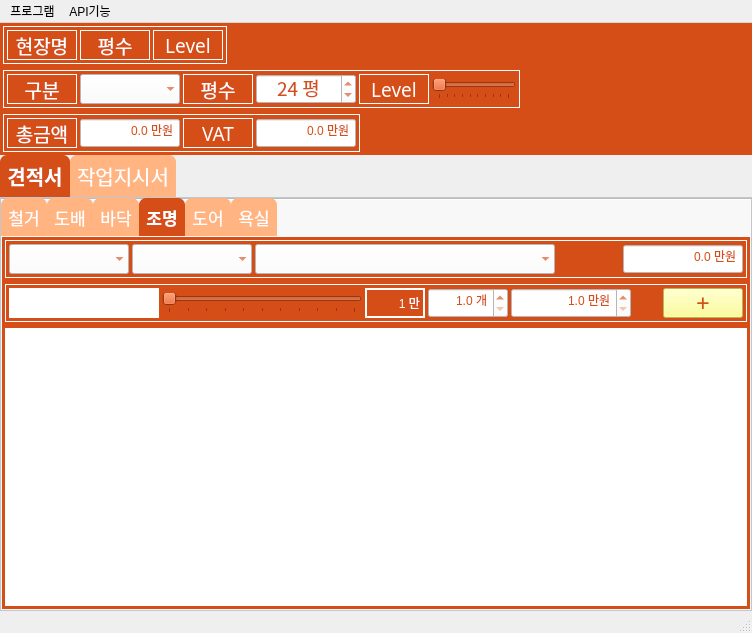
Qt form UI/Main_v01.ui (wonjjang81/InEstimate) before a commit.
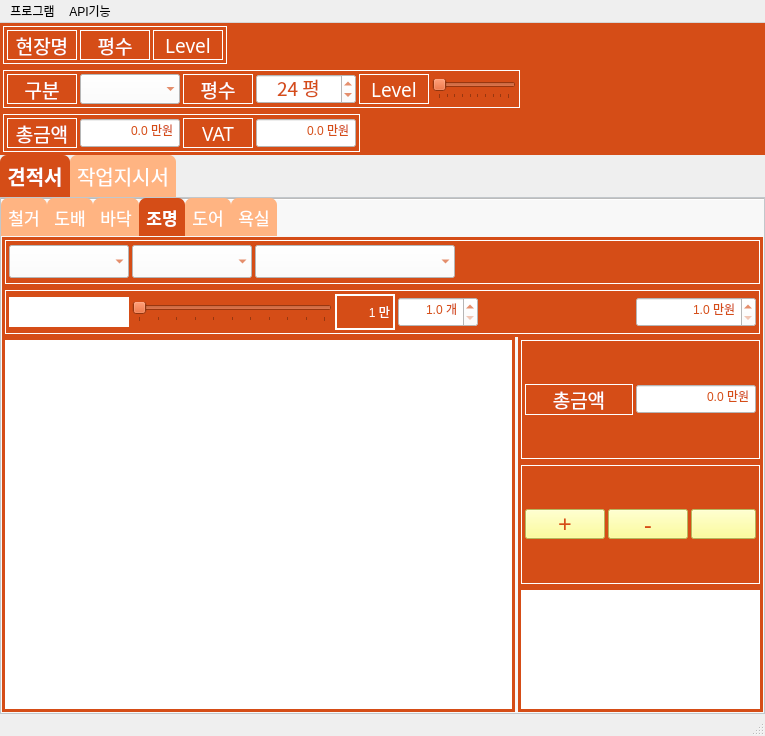
The same form after that commit. Icons and pictures are not drawn.

Diff of the .ui file:
```diff
--- a/UI/Main_v01.ui
+++ b/UI/Main_v01.ui
@@ -6,8 +6,8 @@
    <rect>
     <x>0</x>
     <y>0</y>
-    <width>752</width>
-    <height>633</height>
+    <width>765</width>
+    <height>736</height>
    </rect>
   </property>
   <property name="sizePolicy">
@@ -6023,7 +6023,7 @@
                   <property name="minimumSize">
                    <size>
                     <width>0</width>
-                    <height>30</height>
+                    <height>50</height>
                    </size>
                   </property>
                   <property name="maximumSize">
@@ -6176,7 +6176,7 @@
                         </property>
                         <property name="minimumSize">
                          <size>
-                          <width>300</width>
+                          <width>200</width>
                           <height>30</height>
                          </size>
                         </property>
@@ -6224,48 +6224,6 @@
                         </property>
                        </spacer>
                       </item>
-                      <item>
-                       <widget class="QDoubleSpinBox" name="doubleSpinBox_light_cost_total">
-                        <property name="minimumSize">
-                         <size>
-                          <width>120</width>
-                          <height>30</height>
-                         </size>
-                        </property>
-                        <property name="styleSheet">
-                         <string notr="true">background-color: rgb(255, 255, 255);
-color: rgb(213, 77, 23);
-font: 12pt &quot;구름 산스 500&quot;;</string>
-                        </property>
-                        <property name="alignment">
-                         <set>Qt::AlignRight|Qt::AlignTrailing|Qt::AlignVCenter</set>
-                        </property>
-                        <property name="buttonSymbols">
-                         <enum>QAbstractSpinBox::NoButtons</enum>
-                        </property>
-                        <property name="prefix">
-                         <string/>
-                        </property>
-                        <property name="suffix">
-                         <string> 만원</string>
-                        </property>
-                        <property name="decimals">
-                         <number>1</number>
-                        </property>
-                        <property name="minimum">
-                         <double>0.000000000000000</double>
-                        </property>
-                        <property name="maximum">
-                         <double>1000.000000000000000</double>
-                        </property>
-                        <property name="singleStep">
-                         <double>1.000000000000000</double>
-                        </property>
-                        <property name="value">
-                         <double>0.000000000000000</double>
-                        </property>
-                       </widget>
-                      </item>
                      </layout>
                     </widget>
                    </item>
@@ -6277,7 +6235,7 @@
                   <property name="minimumSize">
                    <size>
                     <width>0</width>
-                    <height>30</height>
+                    <height>50</height>
                    </size>
                   </property>
                   <property name="maximumSize">
@@ -6346,7 +6304,7 @@
                         </property>
                         <property name="minimumSize">
                          <size>
-                          <width>150</width>
+                          <width>120</width>
                           <height>30</height>
                          </size>
                         </property>
@@ -6488,45 +6446,6 @@
                         </property>
                        </widget>
                       </item>
-                      <item>
-                       <widget class="QDoubleSpinBox" name="doubleSpinBox_light_cost">
-                        <property name="minimumSize">
-                         <size>
-                          <width>120</width>
-                          <height>30</height>
-                         </size>
-                        </property>
-                        <property name="styleSheet">
-                         <string notr="true">background-color: rgb(255, 255, 255);
-color: rgb(213, 77, 23);
-font: 12pt &quot;구름 산스 500&quot;;</string>
-                        </property>
-                        <property name="alignment">
-                         <set>Qt::AlignRight|Qt::AlignTrailing|Qt::AlignVCenter</set>
-                        </property>
-                        <property name="prefix">
-                         <string/>
-                        </property>
-                        <property name="suffix">
-                         <string> 만원</string>
-                        </property>
-                        <property name="decimals">
-                         <number>1</number>
-                        </property>
-                        <property name="minimum">
-                         <double>1.000000000000000</double>
-                        </property>
-                        <property name="maximum">
-                         <double>100.000000000000000</double>
-                        </property>
-                        <property name="singleStep">
-                         <double>1.000000000000000</double>
-                        </property>
-                        <property name="value">
-                         <double>1.000000000000000</double>
-                        </property>
-                       </widget>
-                      </item>
                       <item>
                        <spacer name="horizontalSpacer_30">
                         <property name="orientation">
@@ -6544,44 +6463,41 @@
                        </spacer>
                       </item>
                       <item>
-                       <widget class="QPushButton" name="pushButton_light_add">
-                        <property name="sizePolicy">
-                         <sizepolicy hsizetype="Preferred" vsizetype="Fixed">
-                          <horstretch>0</horstretch>
-                          <verstretch>0</verstretch>
-                         </sizepolicy>
-                        </property>
+                       <widget class="QDoubleSpinBox" name="doubleSpinBox_light_cost">
                         <property name="minimumSize">
                          <size>
-                          <width>50</width>
-                          <height>0</height>
-                         </size>
-                        </property>
-                        <property name="maximumSize">
-                         <size>
-                          <width>100</width>
+                          <width>120</width>
                           <height>30</height>
                          </size>
                         </property>
-                        <property name="font">
-                         <font>
-                          <family>여기어때 잘난체 고딕 TTF</family>
-                          <pointsize>18</pointsize>
-                          <weight>50</weight>
-                          <italic>false</italic>
-                          <bold>false</bold>
-                         </font>
-                        </property>
-                        <property name="layoutDirection">
-                         <enum>Qt::LeftToRight</enum>
-                        </property>
                         <property name="styleSheet">
-                         <string notr="true">background-color: rgb(255, 255, 127);
+                         <string notr="true">background-color: rgb(255, 255, 255);
 color: rgb(213, 77, 23);
-font: 18pt &quot;여기어때 잘난체 고딕 TTF&quot;;</string>
+font: 12pt &quot;구름 산스 500&quot;;</string>
                         </property>
-                        <property name="text">
-                         <string>+</string>
+                        <property name="alignment">
+                         <set>Qt::AlignRight|Qt::AlignTrailing|Qt::AlignVCenter</set>
+                        </property>
+                        <property name="prefix">
+                         <string/>
+                        </property>
+                        <property name="suffix">
+                         <string> 만원</string>
+                        </property>
+                        <property name="decimals">
+                         <number>1</number>
+                        </property>
+                        <property name="minimum">
+                         <double>1.000000000000000</double>
+                        </property>
+                        <property name="maximum">
+                         <double>100.000000000000000</double>
+                        </property>
+                        <property name="singleStep">
+                         <double>1.000000000000000</double>
+                        </property>
+                        <property name="value">
+                         <double>1.000000000000000</double>
                         </property>
                        </widget>
                       </item>
@@ -6592,32 +6508,466 @@
                  </widget>
                 </item>
                 <item>
-                 <widget class="QTableWidget" name="tableWidget_lights">
-                  <property name="minimumSize">
-                   <size>
-                    <width>0</width>
-                    <height>250</height>
-                   </size>
-                  </property>
-                  <property name="styleSheet">
-                   <string notr="true">color: rgb(213, 77, 23);</string>
-                  </property>
-                  <property name="frameShape">
-                   <enum>QFrame::Box</enum>
-                  </property>
-                  <property name="frameShadow">
-                   <enum>QFrame::Plain</enum>
-                  </property>
-                  <property name="lineWidth">
+                 <layout class="QHBoxLayout" name="horizontalLayout_2" stretch="2,0">
+                  <property name="spacing">
                    <number>3</number>
                   </property>
-                  <property name="editTriggers">
-                   <set>QAbstractItemView::AnyKeyPressed|QAbstractItemView::EditKeyPressed|QAbstractItemView::SelectedClicked</set>
+                  <property name="leftMargin">
+                   <number>0</number>
                   </property>
-                  <property name="sortingEnabled">
-                   <bool>true</bool>
+                  <property name="topMargin">
+                   <number>0</number>
                   </property>
-                 </widget>
+                  <property name="rightMargin">
+                   <number>0</number>
+                  </property>
+                  <property name="bottomMargin">
+                   <number>0</number>
+                  </property>
+                  <item>
+                   <widget class="QTableWidget" name="tableWidget_lights">
+                    <property name="minimumSize">
+                     <size>
+                      <width>0</width>
+                      <height>100</height>
+                     </size>
+                    </property>
+                    <property name="styleSheet">
+                     <string notr="true">color: rgb(213, 77, 23);</string>
+                    </property>
+                    <property name="frameShape">
+                     <enum>QFrame::Box</enum>
+                    </property>
+                    <property name="frameShadow">
+                     <enum>QFrame::Plain</enum>
+                    </property>
+                    <property name="lineWidth">
+                     <number>3</number>
+                    </property>
+                    <property name="editTriggers">
+                     <set>QAbstractItemView::AnyKeyPressed|QAbstractItemView::EditKeyPressed|QAbstractItemView::SelectedClicked</set>
+                    </property>
+                    <property name="sortingEnabled">
+                     <bool>true</bool>
+                    </property>
+                   </widget>
+                  </item>
+                  <item>
+                   <layout class="QVBoxLayout" name="verticalLayout_8">
+                    <property name="spacing">
+                     <number>0</number>
+                    </property>
+                    <item>
+                     <widget class="QFrame" name="frame_136">
+                      <property name="minimumSize">
+                       <size>
+                        <width>0</width>
+                        <height>50</height>
+                       </size>
+                      </property>
+                      <property name="maximumSize">
+                       <size>
+                        <width>16777215</width>
+                        <height>16777215</height>
+                       </size>
+                      </property>
+                      <property name="font">
+                       <font>
+                        <family>나눔고딕 ExtraBold</family>
+                        <pointsize>9</pointsize>
+                        <weight>9</weight>
+                        <italic>false</italic>
+                        <bold>false</bold>
+                       </font>
+                      </property>
+                      <property name="styleSheet">
+                       <string notr="true">background-color: rgb(213, 77, 23);
+font: 75 9pt &quot;나눔고딕 ExtraBold&quot;;</string>
+                      </property>
+                      <layout class="QHBoxLayout" name="horizontalLayout_284">
+                       <property name="leftMargin">
+                        <number>3</number>
+                       </property>
+                       <property name="topMargin">
+                        <number>3</number>
+                       </property>
+                       <property name="rightMargin">
+                        <number>3</number>
+                       </property>
+                       <property name="bottomMargin">
+                        <number>3</number>
+                       </property>
+                       <item>
+                        <widget class="QFrame" name="horizontalFrame_35">
+                         <property name="styleSheet">
+                          <string notr="true">color: rgb(255, 255, 255);</string>
+                         </property>
+                         <property name="frameShape">
+                          <enum>QFrame::Box</enum>
+                         </property>
+                         <layout class="QHBoxLayout" name="horizontalLayout_106">
+                          <property name="spacing">
+                           <number>3</number>
+                          </property>
+                          <property name="leftMargin">
+                           <number>3</number>
+                          </property>
+                          <property name="topMargin">
+                           <number>3</number>
+                          </property>
+                          <property name="rightMargin">
+                           <number>3</number>
+                          </property>
+                          <property name="bottomMargin">
+                           <number>3</number>
+                          </property>
+                          <item>
+                           <widget class="QLabel" name="label_38">
+                            <property name="sizePolicy">
+                             <sizepolicy hsizetype="Preferred" vsizetype="Fixed">
+                              <horstretch>0</horstretch>
+                              <verstretch>0</verstretch>
+                             </sizepolicy>
+                            </property>
+                            <property name="minimumSize">
+                             <size>
+                              <width>70</width>
+                              <height>30</height>
+                             </size>
+                            </property>
+                            <property name="maximumSize">
+                             <size>
+                              <width>16777215</width>
+                              <height>16777215</height>
+                             </size>
+                            </property>
+                            <property name="font">
+                             <font>
+                              <family>구름 산스 500</family>
+                              <pointsize>14</pointsize>
+                              <weight>50</weight>
+                              <italic>false</italic>
+                              <bold>false</bold>
+                             </font>
+                            </property>
+                            <property name="styleSheet">
+                             <string notr="true">background-color: rgb(213, 77, 23);
+color: rgb(255, 255, 255);
+font: 14pt &quot;구름 산스 500&quot;;</string>
+                            </property>
+                            <property name="frameShape">
+                             <enum>QFrame::Box</enum>
+                            </property>
+                            <property name="text">
+                             <string>총금액</string>
+                            </property>
+                            <property name="alignment">
+                             <set>Qt::AlignCenter</set>
+                            </property>
+                           </widget>
+                          </item>
+                          <item>
+                           <widget class="QDoubleSpinBox" name="doubleSpinBox_light_cost_total">
+                            <property name="minimumSize">
+                             <size>
+                              <width>120</width>
+                              <height>30</height>
+                             </size>
+                            </property>
+                            <property name="styleSheet">
+                             <string notr="true">background-color: rgb(255, 255, 255);
+color: rgb(213, 77, 23);
+font: 12pt &quot;구름 산스 500&quot;;</string>
+                            </property>
+                            <property name="alignment">
+                             <set>Qt::AlignRight|Qt::AlignTrailing|Qt::AlignVCenter</set>
+                            </property>
+                            <property name="buttonSymbols">
+                             <enum>QAbstractSpinBox::NoButtons</enum>
+                            </property>
+                            <property name="prefix">
+                             <string/>
+                            </property>
+                            <property name="suffix">
+                             <string> 만원</string>
+                            </property>
+                            <property name="decimals">
+                             <number>1</number>
+                            </property>
+                            <property name="minimum">
+                             <double>0.000000000000000</double>
+                            </property>
+                            <property name="maximum">
+                             <double>1000.000000000000000</double>
+                            </property>
+                            <property name="singleStep">
+                             <double>1.000000000000000</double>
+                            </property>
+                            <property name="value">
+                             <double>0.000000000000000</double>
+                            </property>
+                           </widget>
+                          </item>
+                         </layout>
+                        </widget>
+                       </item>
+                      </layout>
+                     </widget>
+                    </item>
+                    <item>
+                     <widget class="QFrame" name="frame_135">
+                      <property name="minimumSize">
+                       <size>
+                        <width>0</width>
+                        <height>50</height>
+                       </size>
+                      </property>
+                      <property name="maximumSize">
+                       <size>
+                        <width>16777215</width>
+                        <height>16777215</height>
+                       </size>
+                      </property>
+                      <property name="font">
+                       <font>
+                        <family>나눔고딕 ExtraBold</family>
+                        <pointsize>9</pointsize>
+                        <weight>9</weight>
+                        <italic>false</italic>
+                        <bold>false</bold>
+                       </font>
+                      </property>
+                      <property name="styleSheet">
+                       <string notr="true">background-color: rgb(213, 77, 23);
+font: 75 9pt &quot;나눔고딕 ExtraBold&quot;;</string>
+                      </property>
+                      <layout class="QHBoxLayout" name="horizontalLayout_282">
+                       <property name="leftMargin">
+                        <number>3</number>
+                       </property>
+                       <property name="topMargin">
+                        <number>3</number>
+                       </property>
+                       <property name="rightMargin">
+                        <number>3</number>
+                       </property>
+                       <property name="bottomMargin">
+                        <number>3</number>
+                       </property>
+                       <item>
+                        <widget class="QFrame" name="horizontalFrame_33">
+                         <property name="styleSheet">
+                          <string notr="true">color: rgb(255, 255, 255);</string>
+                         </property>
+                         <property name="frameShape">
+                          <enum>QFrame::Box</enum>
+                         </property>
+                         <layout class="QHBoxLayout" name="horizontalLayout_104">
+                          <property name="spacing">
+                           <number>3</number>
+                          </property>
+                          <property name="leftMargin">
+                           <number>3</number>
+                          </property>
+                          <property name="topMargin">
+                           <number>3</number>
+                          </property>
+                          <property name="rightMargin">
+                           <number>3</number>
+                          </property>
+                          <property name="bottomMargin">
+                           <number>3</number>
+                          </property>
+                          <item>
+                           <widget class="QPushButton" name="pushButton_light_add">
+                            <property name="sizePolicy">
+                             <sizepolicy hsizetype="Preferred" vsizetype="Fixed">
+                              <horstretch>0</horstretch>
+                              <verstretch>0</verstretch>
+                             </sizepolicy>
+                            </property>
+                            <property name="minimumSize">
+                             <size>
+                              <width>20</width>
+                              <height>0</height>
+                             </size>
+                            </property>
+                            <property name="maximumSize">
+                             <size>
+                              <width>100</width>
+                              <height>30</height>
+                             </size>
+                            </property>
+                            <property name="font">
+                             <font>
+                              <family>여기어때 잘난체 고딕 TTF</family>
+                              <pointsize>18</pointsize>
+                              <weight>50</weight>
+                              <italic>false</italic>
+                              <bold>false</bold>
+                             </font>
+                            </property>
+                            <property name="layoutDirection">
+                             <enum>Qt::LeftToRight</enum>
+                            </property>
+                            <property name="styleSheet">
+                             <string notr="true">background-color: rgb(255, 255, 127);
+color: rgb(213, 77, 23);
+font: 18pt &quot;여기어때 잘난체 고딕 TTF&quot;;</string>
+                            </property>
+                            <property name="text">
+                             <string>+</string>
+                            </property>
+                           </widget>
+                          </item>
+                          <item>
+                           <widget class="QPushButton" name="pushButton_light_minus">
+                            <property name="sizePolicy">
+                             <sizepolicy hsizetype="Preferred" vsizetype="Fixed">
+                              <horstretch>0</horstretch>
+                              <verstretch>0</verstretch>
+                             </sizepolicy>
+                            </property>
+                            <property name="minimumSize">
+                             <size>
+                              <width>20</width>
+                              <height>0</height>
+                             </size>
+                            </property>
+                            <property name="maximumSize">
+                             <size>
+                              <width>100</width>
+                              <height>30</height>
+                             </size>
+                            </property>
+                            <property name="font">
+                             <font>
+                              <family>여기어때 잘난체 고딕 TTF</family>
+                              <pointsize>18</pointsize>
+                              <weight>50</weight>
+                              <italic>false</italic>
+                              <bold>false</bold>
+                             </font>
+                            </property>
+                            <property name="layoutDirection">
+                             <enum>Qt::LeftToRight</enum>
+                            </property>
+                            <property name="styleSheet">
+                             <string notr="true">background-color: rgb(255, 255, 127);
+color: rgb(213, 77, 23);
+font: 18pt &quot;여기어때 잘난체 고딕 TTF&quot;;</string>
+                            </property>
+                            <property name="text">
+                             <string>-</string>
+                            </property>
+                           </widget>
+                          </item>
+                          <item>
+                           <widget class="QPushButton" name="pushButton_light_refresh">
+                            <property name="sizePolicy">
+                             <sizepolicy hsizetype="Preferred" vsizetype="Fixed">
+                              <horstretch>0</horstretch>
+                              <verstretch>0</verstretch>
+                             </sizepolicy>
+                            </property>
+                            <property name="minimumSize">
+                             <size>
+                              <width>50</width>
+                              <height>0</height>
+                             </size>
+                            </property>
+                            <property name="maximumSize">
+                             <size>
+                              <width>100</width>
+                              <height>30</height>
+                             </size>
+                            </property>
+                            <property name="font">
+                             <font>
+                              <family>여기어때 잘난체 고딕 TTF</family>
+                              <pointsize>18</pointsize>
+                              <weight>50</weight>
+                              <italic>false</italic>
+                              <bold>false</bold>
+                             </font>
+                            </property>
+                            <property name="layoutDirection">
+                             <enum>Qt::LeftToRight</enum>
+                            </property>
+                            <property name="styleSheet">
+                             <string notr="true">background-color: rgb(255, 255, 127);
+color: rgb(213, 77, 23);
+font: 18pt &quot;여기어때 잘난체 고딕 TTF&quot;;</string>
+                            </property>
+                            <property name="text">
+                             <string/>
+                            </property>
+                            <property name="icon">
+                             <iconset>
+                              <normaloff>../img/Button/refresh.png</normaloff>../img/Button/refresh.png</iconset>
+                            </property>
+                           </widget>
+                          </item>
+                          <item>
+                           <spacer name="horizontalSpacer_31">
+                            <property name="orientation">
+                             <enum>Qt::Horizontal</enum>
+                            </property>
+                            <property name="sizeType">
+                             <enum>QSizePolicy::Expanding</enum>
+                            </property>
+                            <property name="sizeHint" stdset="0">
+                             <size>
+                              <width>0</width>
+                              <height>20</height>
+                             </size>
+                            </property>
+                           </spacer>
+                          </item>
+                         </layout>
+                        </widget>
+                       </item>
+                      </layout>
+                     </widget>
+                    </item>
+                    <item>
+                     <widget class="QLabel" name="pix_img">
+                      <property name="sizePolicy">
+                       <sizepolicy hsizetype="Preferred" vsizetype="Preferred">
+                        <horstretch>0</horstretch>
+                        <verstretch>0</verstretch>
+                       </sizepolicy>
+                      </property>
+                      <property name="minimumSize">
+                       <size>
+                        <width>200</width>
+                        <height>100</height>
+                       </size>
+                      </property>
+                      <property name="maximumSize">
+                       <size>
+                        <width>16777215</width>
+                        <height>16777215</height>
+                       </size>
+                      </property>
+                      <property name="styleSheet">
+                       <string notr="true">background-color: rgb(255, 255, 255);
+color: rgb(213, 77, 23);</string>
+                      </property>
+                      <property name="frameShape">
+                       <enum>QFrame::Box</enum>
+                      </property>
+                      <property name="lineWidth">
+                       <number>3</number>
+                      </property>
+                      <property name="text">
+                       <string/>
+                      </property>
+                     </widget>
+                    </item>
+                   </layout>
+                  </item>
+                 </layout>
                 </item>
                </layout>
               </widget>
@@ -6653,7 +7003,7 @@
     <rect>
      <x>0</x>
      <y>0</y>
-     <width>752</width>
+     <width>765</width>
      <height>21</height>
     </rect>
    </property>
```
Left out of the diff: 38 changed lines with no effect on the pictures.
